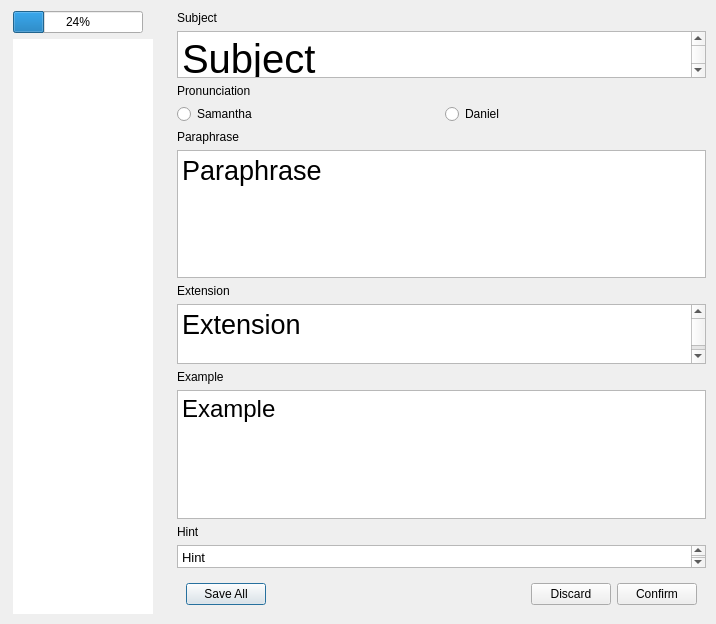
liuzikai/Maple-Anki-Utility, file maple_utility.ui: the form before one commit.
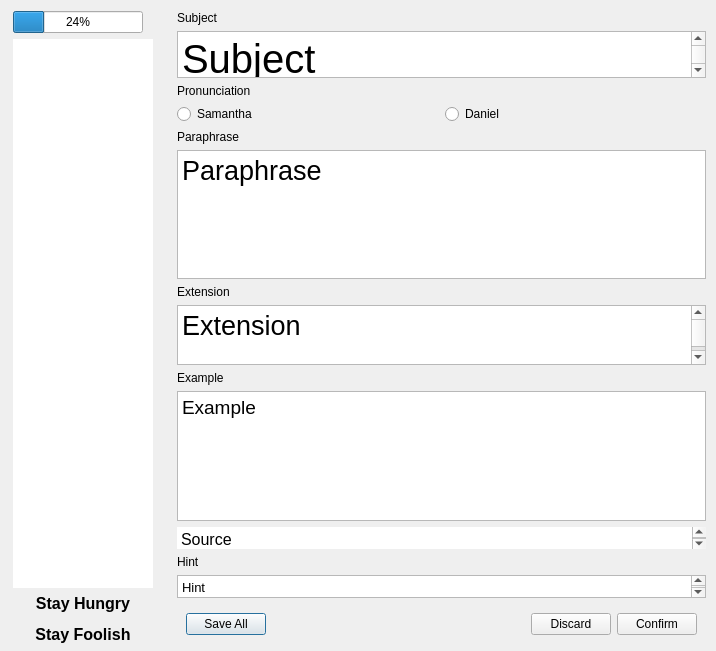
The form after the commit.

Commit message: Use tab in output file. Change output filename. Revise UI.

```diff
--- a/maple_utility.ui
+++ b/maple_utility.ui
@@ -7,7 +7,7 @@
     <x>0</x>
     <y>0</y>
     <width>716</width>
-    <height>624</height>
+    <height>651</height>
    </rect>
   </property>
   <property name="windowTitle">
@@ -19,7 +19,7 @@
      <x>4</x>
      <y>2</y>
      <width>711</width>
-     <height>621</height>
+     <height>651</height>
     </rect>
    </property>
    <property name="sizePolicy">
@@ -72,6 +72,13 @@
          </property>
         </widget>
        </item>
+       <item>
+        <widget class="QLabel" name="label_7">
+         <property name="text">
+          <string>&lt;html&gt;&lt;head/&gt;&lt;body&gt;&lt;p align=&quot;center&quot;&gt;&lt;span style=&quot; font-size:12pt; font-weight:600;&quot;&gt;Stay Hungry&lt;/span&gt;&lt;/p&gt;&lt;p align=&quot;center&quot;&gt;&lt;span style=&quot; font-size:12pt; font-weight:600;&quot;&gt;Stay Foolish&lt;/span&gt;&lt;/p&gt;&lt;/body&gt;&lt;/html&gt;</string>
+         </property>
+        </widget>
+       </item>
       </layout>
      </widget>
     </item>
@@ -215,20 +222,55 @@
        </item>
        <item>
         <widget class="QTextEdit" name="example">
+         <property name="minimumSize">
+          <size>
+           <width>0</width>
+           <height>0</height>
+          </size>
+         </property>
          <property name="font">
           <font>
-           <pointsize>18</pointsize>
+           <pointsize>14</pointsize>
           </font>
          </property>
          <property name="html">
           <string>&lt;!DOCTYPE HTML PUBLIC &quot;-//W3C//DTD HTML 4.0//EN&quot; &quot;http://www.w3.org/TR/REC-html40/strict.dtd&quot;&gt;
 &lt;html&gt;&lt;head&gt;&lt;meta name=&quot;qrichtext&quot; content=&quot;1&quot; /&gt;&lt;style type=&quot;text/css&quot;&gt;
 p, li { white-space: pre-wrap; }
-&lt;/style&gt;&lt;/head&gt;&lt;body style=&quot; font-family:'.SF NS Text'; font-size:18pt; font-weight:400; font-style:normal;&quot;&gt;
+&lt;/style&gt;&lt;/head&gt;&lt;body style=&quot; font-family:'.SF NS Text'; font-size:14pt; font-weight:400; font-style:normal;&quot;&gt;
 &lt;p style=&quot; margin-top:0px; margin-bottom:0px; margin-left:0px; margin-right:0px; -qt-block-indent:0; text-indent:0px;&quot;&gt;Example&lt;/p&gt;&lt;/body&gt;&lt;/html&gt;</string>
          </property>
         </widget>
        </item>
+       <item>
+        <widget class="QTextEdit" name="source">
+         <property name="minimumSize">
+          <size>
+           <width>0</width>
+           <height>22</height>
+          </size>
+         </property>
+         <property name="maximumSize">
+          <size>
+           <width>16777215</width>
+           <height>22</height>
+          </size>
+         </property>
+         <property name="frameShape">
+          <enum>QFrame::NoFrame</enum>
+         </property>
+         <property name="readOnly">
+          <bool>true</bool>
+         </property>
+         <property name="html">
+          <string>&lt;!DOCTYPE HTML PUBLIC &quot;-//W3C//DTD HTML 4.0//EN&quot; &quot;http://www.w3.org/TR/REC-html40/strict.dtd&quot;&gt;
+&lt;html&gt;&lt;head&gt;&lt;meta name=&quot;qrichtext&quot; content=&quot;1&quot; /&gt;&lt;style type=&quot;text/css&quot;&gt;
+p, li { white-space: pre-wrap; }
+&lt;/style&gt;&lt;/head&gt;&lt;body style=&quot; font-family:'.SF NS Text'; font-size:13pt; font-weight:400; font-style:normal;&quot;&gt;
+&lt;p style=&quot; margin-top:0px; margin-bottom:0px; margin-left:0px; margin-right:0px; -qt-block-indent:0; text-indent:0px;&quot;&gt;&lt;span style=&quot; font-size:12pt;&quot;&gt;Source&lt;/span&gt;&lt;/p&gt;&lt;/body&gt;&lt;/html&gt;</string>
+         </property>
+        </widget>
+       </item>
        <item>
         <widget class="QLabel" name="label_6">
          <property name="text">
```
Left out of the diff: 2 changed lines with no effect on the pictures. The commit also changes 5 other files.
